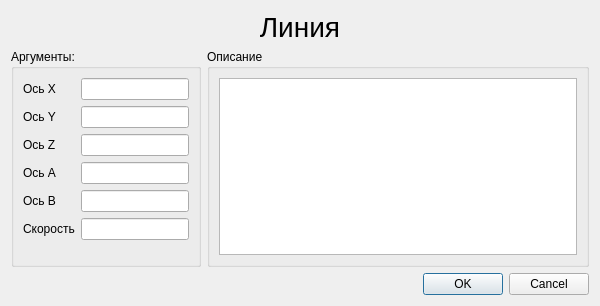
Qt form KAMEditor/gui/commands/linedialog.ui (Xtail96/SML) before a commit.
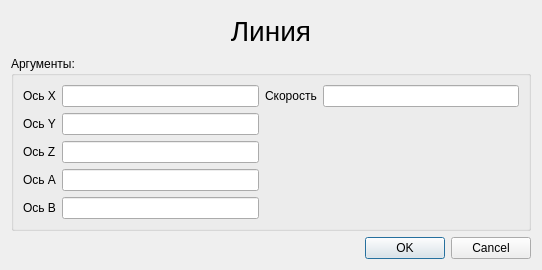
The same form after that commit.

The edit to the form file:
```diff
--- a/KAMEditor/gui/commands/linedialog.ui
+++ b/KAMEditor/gui/commands/linedialog.ui
@@ -6,68 +6,18 @@
    <rect>
     <x>0</x>
     <y>0</y>
-    <width>600</width>
-    <height>306</height>
+    <width>542</width>
+    <height>270</height>
    </rect>
   </property>
   <property name="windowTitle">
    <string>Линия</string>
   </property>
   <layout class="QGridLayout" name="gridLayout">
-   <item row="1" column="1" rowspan="2">
-    <widget class="QGroupBox" name="line_groupBox_description">
-     <property name="sizePolicy">
-      <sizepolicy hsizetype="Preferred" vsizetype="Preferred">
-       <horstretch>5</horstretch>
-       <verstretch>0</verstretch>
-      </sizepolicy>
-     </property>
-     <property name="title">
-      <string>Описание</string>
-     </property>
-     <layout class="QGridLayout" name="gridLayout_2">
-      <item row="0" column="0">
-       <widget class="QTextEdit" name="line_textEdit_description">
-        <property name="readOnly">
-         <bool>true</bool>
-        </property>
-       </widget>
-      </item>
-     </layout>
-    </widget>
-   </item>
-   <item row="0" column="0" colspan="2">
-    <widget class="QLabel" name="line_title_label">
-     <property name="font">
-      <font>
-       <pointsize>21</pointsize>
-      </font>
-     </property>
-     <property name="text">
-      <string>Линия</string>
-     </property>
-     <property name="textFormat">
-      <enum>Qt::AutoText</enum>
-     </property>
-     <property name="alignment">
-      <set>Qt::AlignCenter</set>
-     </property>
-    </widget>
-   </item>
-   <item row="3" column="0" colspan="2">
-    <widget class="QDialogButtonBox" name="buttonBox">
-     <property name="orientation">
-      <enum>Qt::Horizontal</enum>
-     </property>
-     <property name="standardButtons">
-      <set>QDialogButtonBox::Cancel|QDialogButtonBox::Ok</set>
-     </property>
-    </widget>
-   </item>
-   <item row="1" column="0" rowspan="2">
+   <item row="1" column="0">
     <widget class="QGroupBox" name="line_arguments_groupBox">
      <property name="sizePolicy">
-      <sizepolicy hsizetype="Fixed" vsizetype="Preferred">
+      <sizepolicy hsizetype="Preferred" vsizetype="Preferred">
        <horstretch>0</horstretch>
        <verstretch>0</verstretch>
       </sizepolicy>
@@ -75,7 +25,7 @@
      <property name="title">
       <string>Аргументы:</string>
      </property>
-     <layout class="QFormLayout" name="formLayout">
+     <layout class="QGridLayout" name="gridLayout_2">
       <item row="0" column="0">
        <widget class="QLabel" name="line_label_axis_x">
         <property name="text">
@@ -86,6 +36,16 @@
       <item row="0" column="1">
        <widget class="QLineEdit" name="line_lineEdit_axis_x"/>
       </item>
+      <item row="0" column="2">
+       <widget class="QLabel" name="line_label_velocity">
+        <property name="text">
+         <string>Скорость</string>
+        </property>
+       </widget>
+      </item>
+      <item row="0" column="3">
+       <widget class="QLineEdit" name="line_lineEdit_velocity"/>
+      </item>
       <item row="1" column="0">
        <widget class="QLabel" name="line_label_axis_y">
         <property name="text">
@@ -126,19 +86,37 @@
       <item row="4" column="1">
        <widget class="QLineEdit" name="line_lineEdit_axis_b"/>
       </item>
-      <item row="5" column="0">
-       <widget class="QLabel" name="line_label_velocity">
-        <property name="text">
-         <string>Скорость</string>
-        </property>
-       </widget>
-      </item>
-      <item row="5" column="1">
-       <widget class="QLineEdit" name="line_lineEdit_velocity"/>
-      </item>
      </layout>
     </widget>
    </item>
+   <item row="0" column="0">
+    <widget class="QLabel" name="line_title_label">
+     <property name="font">
+      <font>
+       <pointsize>21</pointsize>
+      </font>
+     </property>
+     <property name="text">
+      <string>Линия</string>
+     </property>
+     <property name="textFormat">
+      <enum>Qt::AutoText</enum>
+     </property>
+     <property name="alignment">
+      <set>Qt::AlignCenter</set>
+     </property>
+    </widget>
+   </item>
+   <item row="2" column="0">
+    <widget class="QDialogButtonBox" name="buttonBox">
+     <property name="orientation">
+      <enum>Qt::Horizontal</enum>
+     </property>
+     <property name="standardButtons">
+      <set>QDialogButtonBox::Cancel|QDialogButtonBox::Ok</set>
+     </property>
+    </widget>
+   </item>
   </layout>
  </widget>
  <resources/>
```
Left out of the diff: 9 changed lines with no effect on the pictures.
